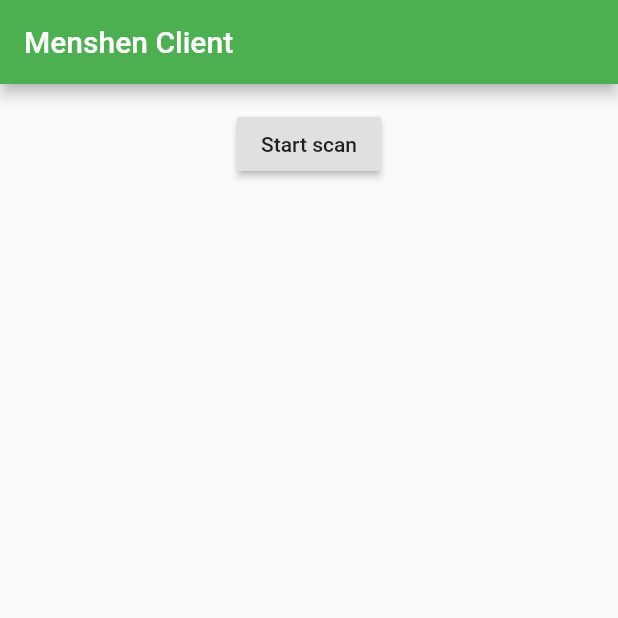
After one commit to mejiandres87/menshen_client, a Flutter app: the screen it shows after launch, after a tap on "Start scan", on a phone screen of 412 x 824 dp, the top half of it. The commit adds this screen. Run offline on Flutter 3.47's test engine with Material 2 defaults, Android fonts, the phone set to English and light mode, and no system bars; missing offline and left inert: flutter_barcode_scanner, qrscan.

```diff
--- a/lib/main.dart
+++ b/lib/main.dart
@@ -1,4 +1,6 @@
 import 'package:flutter/material.dart';
+import 'package:menshen_client/screens/main_screen.dart';
+import 'package:menshen_client/screens/scanner_screen.dart';
 
 void main() {
   runApp(MyApp());
@@ -20,13 +22,13 @@ class MyApp extends StatelessWidget {
         // or simply save your changes to "hot reload" in a Flutter IDE).
         // Notice that the counter didn't reset back to zero; the application
         // is not restarted.
-        primarySwatch: Colors.blue,
+        primarySwatch: Colors.green,
         // This makes the visual density adapt to the platform that you run
         // the app on. For desktop platforms, the controls will be smaller and
         // closer together (more dense) than on mobile platforms.
         visualDensity: VisualDensity.adaptivePlatformDensity,
       ),
-      home: MyHomePage(title: 'Flutter Demo Home Page'),
+      home: ScannerScreen(title: 'Menshen Client'),
     );
   }
 }
--- /dev/null
+++ b/lib/screens/scanner_screen.dart
@@ -0,0 +1,47 @@
+import 'package:flutter/cupertino.dart';
+import 'package:flutter/material.dart';
+import 'package:qrscan/qrscan.dart' as scanner;
+
+class ScannerScreen extends StatefulWidget {
+  ScannerScreen({Key key, this.title}) : super(key: key);
+
+  final String title;
+
+  @override
+  _ScannerScreenState createState() => _ScannerScreenState();
+}
+
+class _ScannerScreenState extends State<ScannerScreen> {
+  String _barcode = '';
+
+  Future _scan() async {
+    String barcode = await scanner.scan();
+    if (barcode == null) {
+      print('nothing');
+    } else {
+      setState(() {
+        _barcode = barcode;
+      });
+    }
+  }
+
+  @override
+  Widget build(BuildContext context) {
+    return Scaffold(
+      appBar: AppBar(
+        title: Text(widget.title),
+      ),
+      body: Center(
+        child: Column(
+          children: [
+            Text(_barcode),
+            RaisedButton(
+              child: Text('Start scan'),
+              onPressed: _scan,
+            )
+          ],
+        ),
+      ),
+    );
+  }
+}
```
Also changed, not shown: lib/models/employee.dart (added, +55 -0 lines), lib/models/location.dart (added, +34 -0 lines), lib/screens/employees_screen.dart (added, +23 -0 lines), lib/screens/locations_screen.dart (added, +22 -0 lines), lib/screens/main_screen.dart (added, +94 -0 lines), lib/widgets/employee_card.dart (added, +25 -0 lines), lib/widgets/location_card.dart (added, +25 -0 lines), pubspec.yaml (+4 -7 lines), pubspec.lock, 1 other file.
